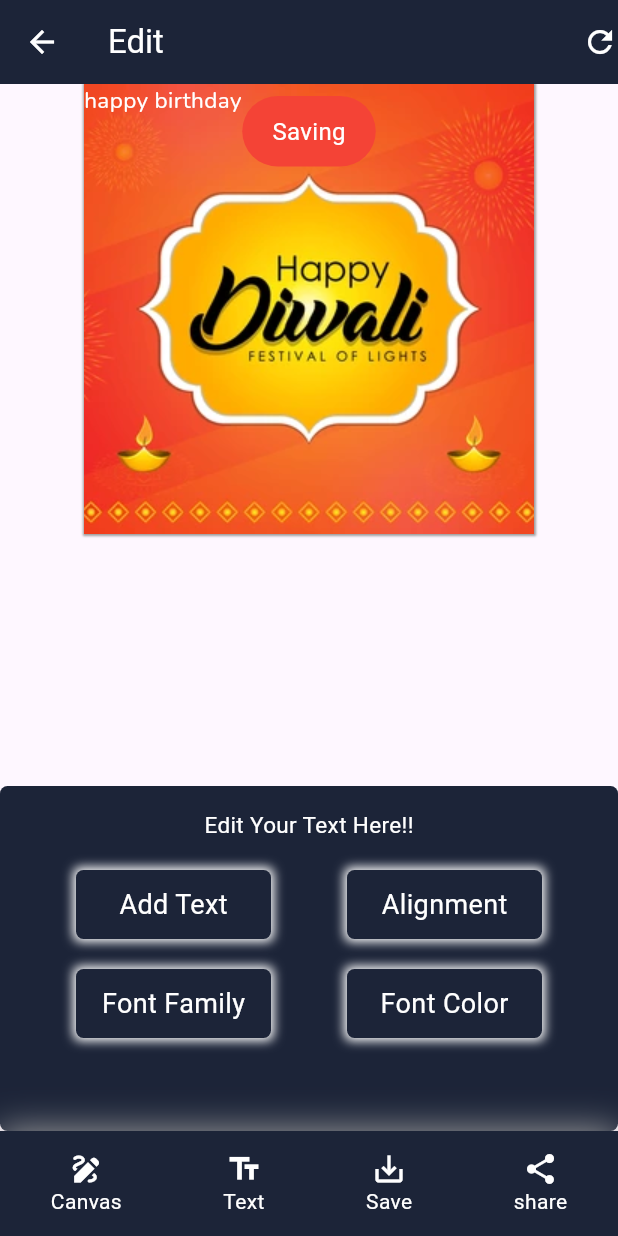
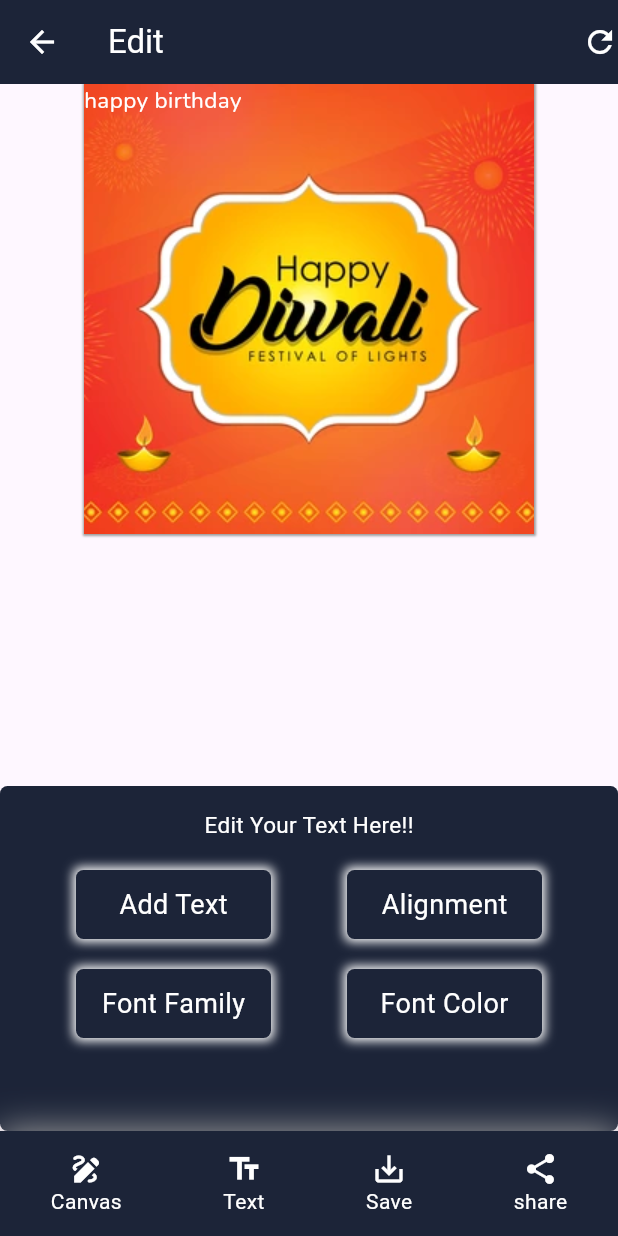
Before and after one commit to Aksharpatel06/festival_poster_app, a Flutter app: the Edit_screen screen opened by its route, item 2 of the bottom bar chosen, after a tap on "Save", on a phone screen of 412 x 824 dp. Run offline on Flutter 3.47's test engine with Material 3 defaults, Android fonts, the phone set to English and light mode, and no system bars; our stand-ins replace google_fonts, image_gallery_saver; missing offline and left inert: flutter_hsvcolor_picker, share_extend.

Commit message:
05-04-2024

```diff
--- a/lib/view/editscreen/Editscreen.dart
+++ b/lib/view/editscreen/Editscreen.dart
@@ -74,7 +74,7 @@ class _Edit_screenState extends State<Edit_screen> {
           buildIndexedStack(),
         ],
       ),
-      bottomNavigationBar: bottomnavigator(count),
+      bottomNavigationBar: bottomnavigator(postviewIndex),
     );
   }
   IndexedStack buildIndexedStack() {
--- a/lib/view/editscreen/componect/bottomnavigator.dart
+++ b/lib/view/editscreen/componect/bottomnavigator.dart
@@ -4,7 +4,6 @@ import 'dart:ui' as ui;
 import 'package:flutter/material.dart';
 import 'package:flutter/rendering.dart';
 import 'package:flutter/services.dart';
-import 'package:fluttertoast/fluttertoast.dart';
 import 'package:path_provider/path_provider.dart';
 import 'package:share_extend/share_extend.dart';
 
@@ -15,15 +14,15 @@ InkWell save(int index) {
   return InkWell(
     onTap: () async {
       editindex = 6;
-      Fluttertoast.showToast(
-          msg: "Saving",
-          toastLength: Toast.LENGTH_LONG,
-          gravity: ToastGravity.TOP,
-          timeInSecForIosWeb: 2,
-          backgroundColor: Colors.red,
-          textColor: Colors.white,
-          fontSize: 16.0
-      );
+      // Fluttertoast.showToast(
+      //     msg: "Saving",
+      //     toastLength: Toast.LENGTH_LONG,
+      //     gravity: ToastGravity.TOP,
+      //     timeInSecForIosWeb: 2,
+      //     backgroundColor: Colors.red,
+      //     textColor: Colors.white,
+      //     fontSize: 16.0
+      // );
       RenderRepaintBoundary? boundray = imgkey.currentContext!
           .findRenderObject() as RenderRepaintBoundary;
       ui.Image image = await boundray.toImage();
@@ -32,7 +31,6 @@ InkWell save(int index) {
       imgdata = bytedata!.buffer.asUint8List();
       ImageGallerySaver.saveImage(imgdata!,
           name: 'poster', quality: 100);
-      index++;
       final directory = await getApplicationDocumentsDirectory();
       File fileImg = await File('${directory.path}/img(${index}).png').create();
       fileImg.writeAsBytesSync(imgdata!);
--- a/pubspec.yaml
+++ b/pubspec.yaml
@@ -40,7 +40,6 @@ dependencies:
   image_gallery_saver: ^2.0.3
   share_extend: any
   path_provider: any
-  fluttertoast: ^8.2.4
 
 dev_dependencies:
   flutter_test:
```
Also changed, not shown: pubspec.lock.
